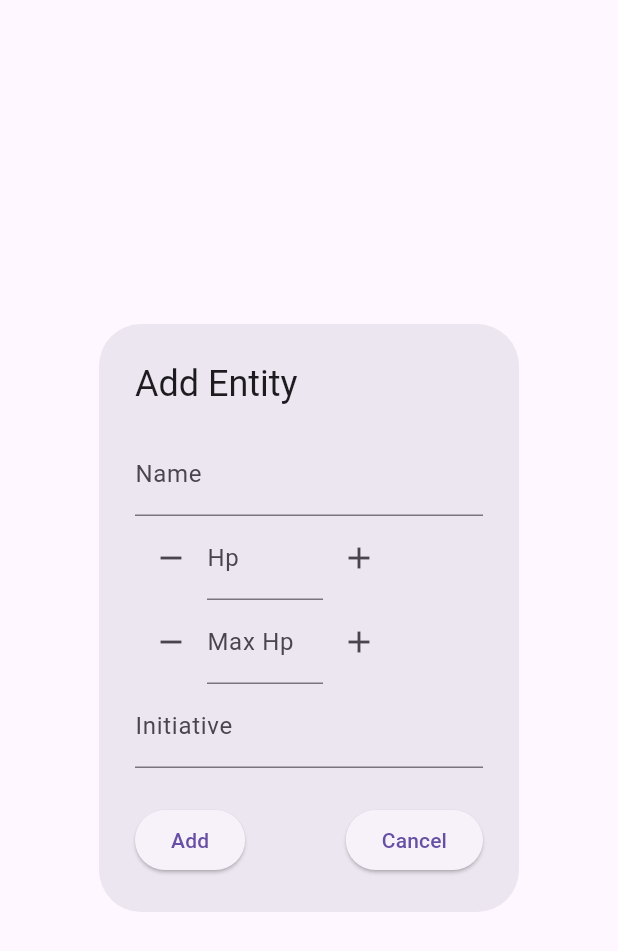
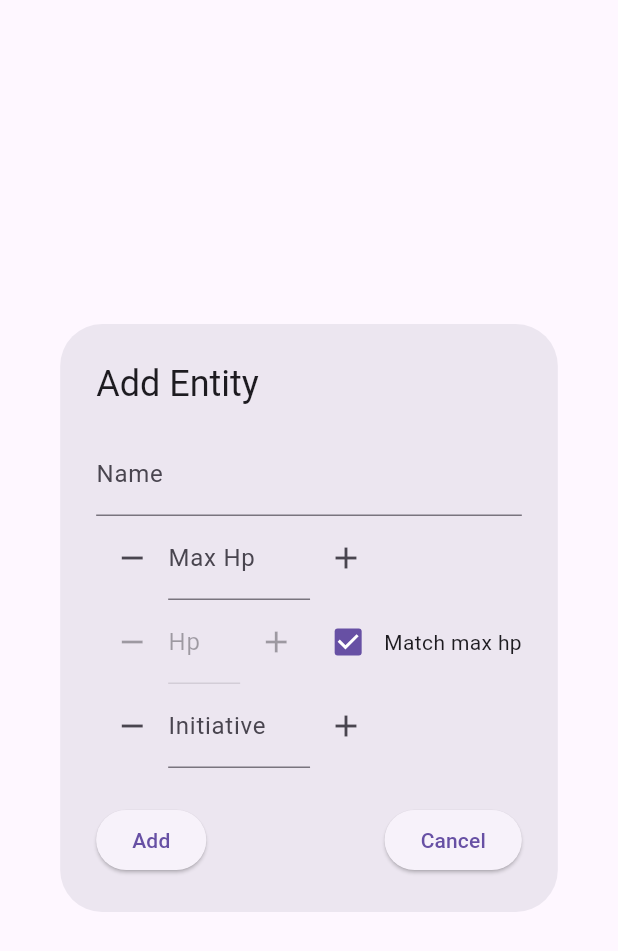
Before and after one commit to Danonovsky/Combat-Tracker, a Flutter app: the AddEntityDialog widget shown alone on an empty page, opened directly, on a phone screen of 412 x 824 dp. Shown: the top 951 px of the screen. Run offline on Flutter 3.47's test engine with Material 2 defaults, Android fonts, the light colour scheme and no system bars.

Commit message:
Added matching hp

```diff
--- a/lib/pages/manage/add_entity_dialog.dart
+++ b/lib/pages/manage/add_entity_dialog.dart
@@ -15,6 +15,7 @@ class _AddEntityDialogState extends State<AddEntityDialog> {
   final hpController = TextEditingController();
   final maxHpController = TextEditingController();
   final initiativeController = TextEditingController();
+  var _matchHp = true;
 
   _add() {
     if (nameController.text == '' ||
@@ -30,6 +31,16 @@ class _AddEntityDialogState extends State<AddEntityDialog> {
     Navigator.pop(context, entity);
   }
 
+  _switchMatchHp(value) {
+    if (value == null) return;
+    setState(() {
+      if (value == false) {
+        hpController.text = maxHpController.text;
+      }
+      _matchHp = value;
+    });
+  }
+
   @override
   Widget build(BuildContext context) {
     return AlertDialog(
@@ -38,9 +49,21 @@ class _AddEntityDialogState extends State<AddEntityDialog> {
         mainAxisSize: MainAxisSize.min,
         children: [
           textField(nameController, 'Name'),
-          InputNumber(controller: hpController, name: 'Hp'),
           InputNumber(controller: maxHpController, name: 'Max Hp'),
-          numericField(initiativeController, 'Initiative'),
+          Row(
+            children: [
+              Flexible(
+                child: InputNumber(
+                  controller: _matchHp ? maxHpController : hpController,
+                  name: 'Hp',
+                  active: !_matchHp,
+                ),
+              ),
+              Checkbox(value: _matchHp, onChanged: _switchMatchHp),
+              const Text('Match max hp'),
+            ],
+          ),
+          InputNumber(controller: initiativeController, name: 'Initiative'),
         ],
       ),
       actionsAlignment: MainAxisAlignment.spaceBetween,
--- a/lib/shared/utils.dart
+++ b/lib/shared/utils.dart
@@ -8,8 +8,9 @@ TextField textField(TextEditingController controller, String label) {
   );
 }
 
-TextField numericField(TextEditingController controller, String label) {
+TextField numericField(TextEditingController controller, String label, bool active) {
   return TextField(
+    enabled: active,
     keyboardType: TextInputType.number,
     inputFormatters: [FilteringTextInputFormatter.digitsOnly],
     decoration: decoration(label),
--- a/lib/shared/widgets/input_number.dart
+++ b/lib/shared/widgets/input_number.dart
@@ -4,11 +4,13 @@ import 'package:flutter/material.dart';
 class InputNumber extends StatefulWidget {
   final TextEditingController controller;
   final String name;
+  final bool active;
 
   const InputNumber({
     super.key,
     required this.controller,
     required this.name,
+    this.active = true,
   });
 
   @override
@@ -18,6 +20,7 @@ class InputNumber extends StatefulWidget {
 class _InputNumberState extends State<InputNumber> {
   TextEditingController get _controller => widget.controller;
   String get _name => widget.name;
+  bool get _active => widget.active;
 
   void _decrease() {
     var value = _controller.text == '' ? 0 : int.parse(_controller.text);
@@ -33,22 +36,24 @@ class _InputNumberState extends State<InputNumber> {
 
   @override
   Widget build(BuildContext context) {
-    return Row(children: [
+    return Row(
+      children: [
         Flexible(
           child: IconButton(
-          onPressed: _decrease,
+            onPressed: _active ? _decrease : null,
             icon: const Icon(Icons.remove),
           ),
         ),
         Flexible(
-        child: numericField(_controller, _name),
+          child: numericField(_controller, _name, _active),
         ),
         Flexible(
           child: IconButton(
-          onPressed: _increase,
+            onPressed: _active ? _increase : null,
             icon: const Icon(Icons.add),
           ),
         ),
-    ]);
+      ],
+    );
   }
 }
```
Lines whose indentation alone changed are shown as unchanged.
